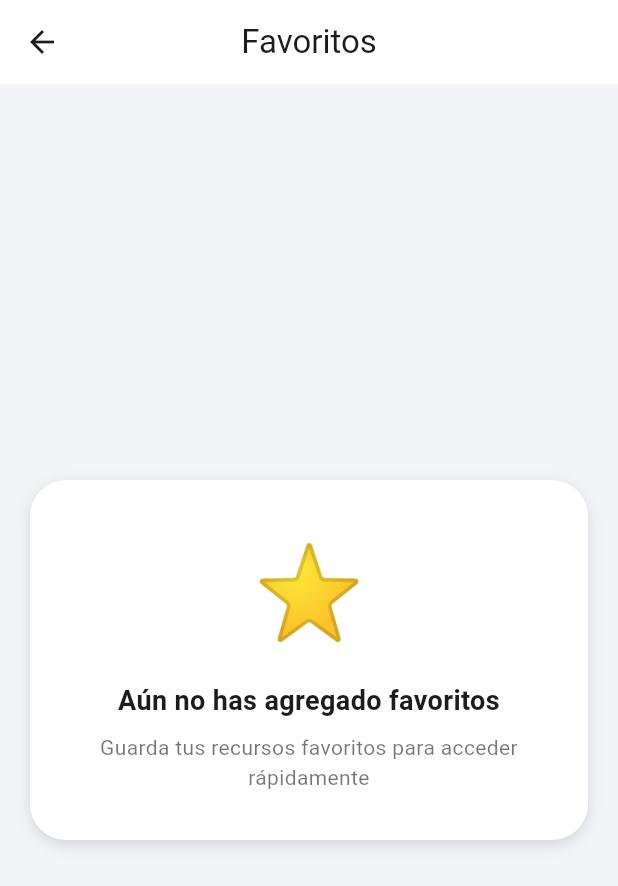
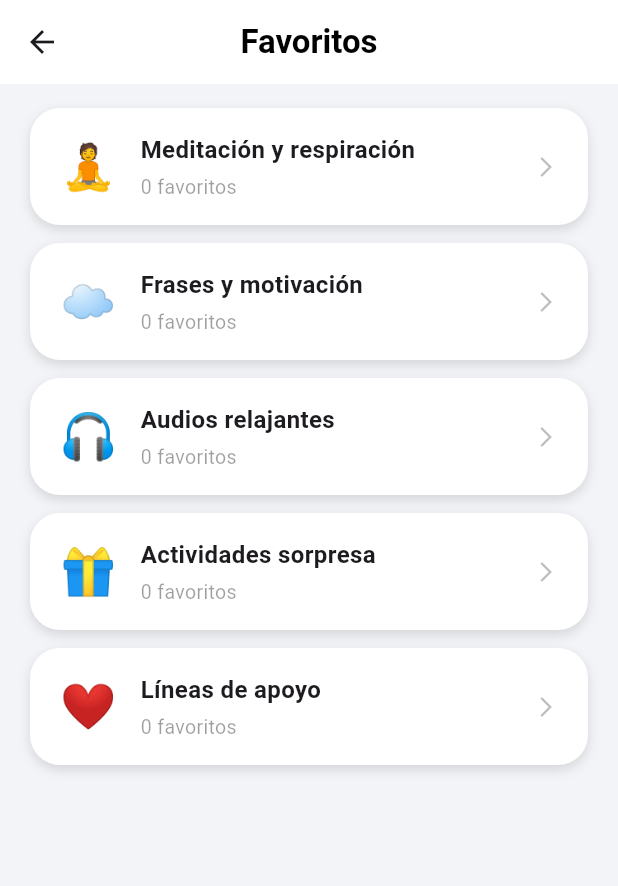
Before and after one commit to jeffersoncordobap/BLOOMIND, a Flutter app: the FavoritosScreen screen opened directly, on a phone screen of 412 x 824 dp. Shown: the top 886 px of the screen. Run offline on Flutter 3.47's test engine with Material 3 defaults, Android fonts, the phone set to English and light mode, and no system bars; our stand-ins replace fl_chart, sqflite, table_calendar; accounts and stored records are empty.

Commit message:
Agregado pantalla de favoritos para que la conecten los demas

```diff
--- a/lib/features/resourses/presentation/resourses_screen_favorito.dart
+++ b/lib/features/resourses/presentation/resourses_screen_favorito.dart
@@ -1,58 +1,178 @@
 import 'package:flutter/material.dart';
+import '../repository/resourse_repository.dart';
+import '../repository/resourse_repository_impl.dart';
 
-class FavoritosScreen extends StatelessWidget {
+class FavoritosScreen extends StatefulWidget {
   const FavoritosScreen({super.key});
+
+  @override
+  State<FavoritosScreen> createState() => _FavoritosScreenState();
+}
+
+class _FavoritosScreenState extends State<FavoritosScreen> {
+  final ResourseRepository _repository = ResourseRepositoryImpl();
+  int _frasesFavoritas = 0;
+
+  @override
+  void initState() {
+    super.initState();
+    _cargarContadores();
+  }
+
+  Future<void> _cargarContadores() async {
+    final frases = await _repository.getAllFrases();
+    if (mounted) {
+      setState(() {
+        _frasesFavoritas = frases.where((f) => f.favorita_frase).length;
+      });
+    }
+  }
 
   @override
   Widget build(BuildContext context) {
     return Scaffold(
-      backgroundColor: const Color(0xFFF2F4F7),
+      backgroundColor: const Color(0xFFF2F4F7), // Fondo que ya tenías
       appBar: AppBar(
-        title: const Text('Favoritos'),
+        title: const Text(
+          'Favoritos',
+          style: TextStyle(color: Colors.black, fontWeight: FontWeight.bold),
+        ),
         centerTitle: true,
         elevation: 0,
         backgroundColor: Colors.white,
       ),
-      body: Center(
-        child: Padding(
-          padding: const EdgeInsets.all(20),
-          child: Container(
-            padding: const EdgeInsets.all(32),
+      body: Padding(
+        padding: const EdgeInsets.symmetric(horizontal: 20, vertical: 16),
+        child: ListView(
+          // Cambiamos a ListView para tarjetas individuales y controladas
+          children: [
+            // 1. MEDITACIÓN
+            _CardFavorito(
+              emoji: '🧘',
+              nombre: 'Meditación y respiración',
+              count: 0,
+              onTap: () {
+                // COMPAÑERO A: Conecta aquí tu pantalla
+                print("Navegando a Meditación...");
+              },
+            ),
+            const SizedBox(height: 12),
+
+            // 2. FRASES
+            _CardFavorito(
+              emoji: '☁️',
+              nombre: 'Frases y motivación',
+              count: 0,
+              onTap: () {
+                // COMPAÑERO B: Conecta aquí tu pantalla
+                print("Navegando a Frases...");
+              },
+            ),
+            const SizedBox(height: 12),
+
+            // 3. AUDIOS
+            _CardFavorito(
+              emoji: '🎧',
+              nombre: 'Audios relajantes',
+              count: 0,
+              onTap: () {
+                // COMPAÑERO C: Conecta aquí tu pantalla
+                print("Navegando a Audios...");
+              },
+            ),
+            const SizedBox(height: 12),
+
+            // 4. Actividades sorpresa
+            _CardFavorito(
+              emoji: '🎁',
+              nombre: 'Actividades sorpresa',
+              count: 0,
+              onTap: () {
+                // COMPAÑERO D: Conecta aquí tu pantalla
+                print("Navegando a Actividades sorpresa...");
+              },
+            ),
+            const SizedBox(height: 12),
+
+            // 5. LÍNEAS DE APOYO
+            _CardFavorito(
+              emoji: '❤️',
+              nombre: 'Líneas de apoyo',
+              count: 0,
+              onTap: () {
+                // COMPAÑERO E: Conecta aquí tu pantalla
+                print("Navegando a Líneas de Apoyo...");
+              },
+            ),
+          ],
+        ),
+      ),
+    );
+  }
+}
+
+// Widget privado para mantener el estilo visual y la funcionalidad táctil
+class _CardFavorito extends StatelessWidget {
+  final String emoji;
+  final String nombre;
+  final int count;
+  final VoidCallback onTap;
+
+  const _CardFavorito({
+    required this.emoji,
+    required this.nombre,
+    required this.count,
+    required this.onTap,
+  });
+
+  @override
+  Widget build(BuildContext context) {
+    return Container(
       decoration: BoxDecoration(
         color: Colors.white,
-              borderRadius: BorderRadius.circular(24),
+        borderRadius: BorderRadius.circular(20),
         boxShadow: const [
-                BoxShadow(
-                  color: Colors.black12,
-                  blurRadius: 8,
-                  offset: Offset(0, 3),
-                )
+          BoxShadow(color: Colors.black12, blurRadius: 6, offset: Offset(0, 3)),
         ],
       ),
-            child: const Column(
-              mainAxisSize: MainAxisSize.min,
+      child: Material(
+        // Material e InkWell para el efecto visual al tocar
+        color: Colors.transparent,
+        child: InkWell(
+          borderRadius: BorderRadius.circular(20),
+          onTap: onTap,
+          child: Padding(
+            padding: const EdgeInsets.symmetric(horizontal: 20, vertical: 16),
+            child: Row(
+              children: [
+                Text(emoji, style: const TextStyle(fontSize: 30)),
+                const SizedBox(width: 16),
+                Expanded(
+                  child: Column(
+                    crossAxisAlignment: CrossAxisAlignment.start,
                     children: [
                       Text(
-                  '⭐',
-                  style: TextStyle(fontSize: 60),
-                ),
-                SizedBox(height: 16),
-                Text(
-                  'Aún no has agregado favoritos',
-                  textAlign: TextAlign.center,
-                  style: TextStyle(
-                    fontSize: 18,
-                    fontWeight: FontWeight.bold,
+                        nombre,
+                        style: const TextStyle(
+                          fontSize: 16,
+                          fontWeight: FontWeight.w600,
                         ),
                       ),
-                SizedBox(height: 8),
+                      const SizedBox(height: 4),
                       Text(
-                  'Guarda tus recursos favoritos para acceder rápidamente',
-                  textAlign: TextAlign.center,
-                  style: TextStyle(
-                    fontSize: 14,
-                    color: Colors.black54,
+                        '$count favorito${count == 1 ? '' : 's'}',
+                        style: const TextStyle(
+                          fontSize: 13,
+                          color: Colors.black38,
                         ),
+                      ),
+                    ],
+                  ),
+                ),
+                const Icon(
+                  Icons.arrow_forward_ios,
+                  size: 16,
+                  color: Colors.black26,
                 ),
               ],
             ),
```
Also changed, not shown: lib/features/resourses/model/categoria_cart.dart (added, +61 -0 lines), lib/features/resourses/presentation/resourses_screen.dart (+9 -1 lines). Lines whose indentation alone changed are shown as unchanged.
